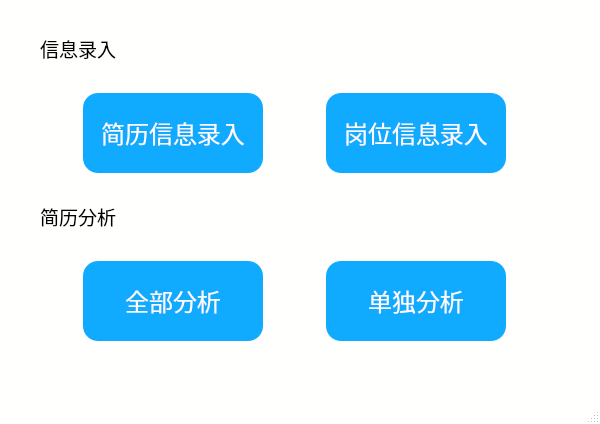
First picture: the form in src/mainui.ui, repository Serein207/CVRecognition, before the edit.
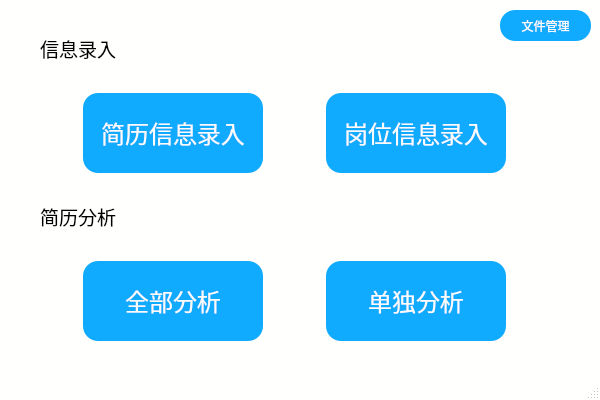
Second picture: the form after the edit.

Commit message: bugfix: txtReader未关闭文件 新增：文件管理ui

Patch:
```diff
--- a/src/mainui.ui
+++ b/src/mainui.ui
@@ -7,7 +7,7 @@
     <x>0</x>
     <y>0</y>
     <width>600</width>
-    <height>424</height>
+    <height>400</height>
    </rect>
   </property>
   <property name="minimumSize">
@@ -19,7 +19,7 @@
   <property name="maximumSize">
    <size>
     <width>600</width>
-    <height>500</height>
+    <height>400</height>
    </size>
   </property>
   <property name="font">
@@ -218,6 +218,19 @@
      </item>
     </layout>
    </widget>
+   <widget class="QPushButton" name="button_fileManage">
+    <property name="geometry">
+     <rect>
+      <x>500</x>
+      <y>10</y>
+      <width>91</width>
+      <height>31</height>
+     </rect>
+    </property>
+    <property name="text">
+     <string>文件管理</string>
+    </property>
+   </widget>
   </widget>
   <widget class="QStatusBar" name="statusBar"/>
  </widget>
```
The commit also changes 14 other files.
